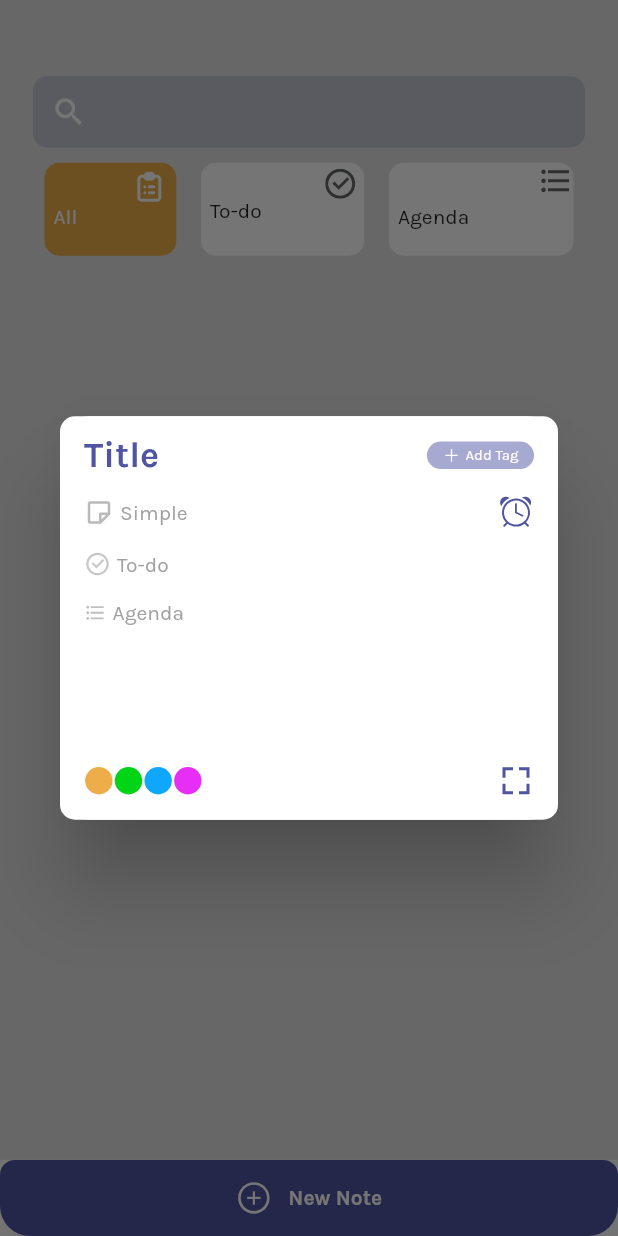
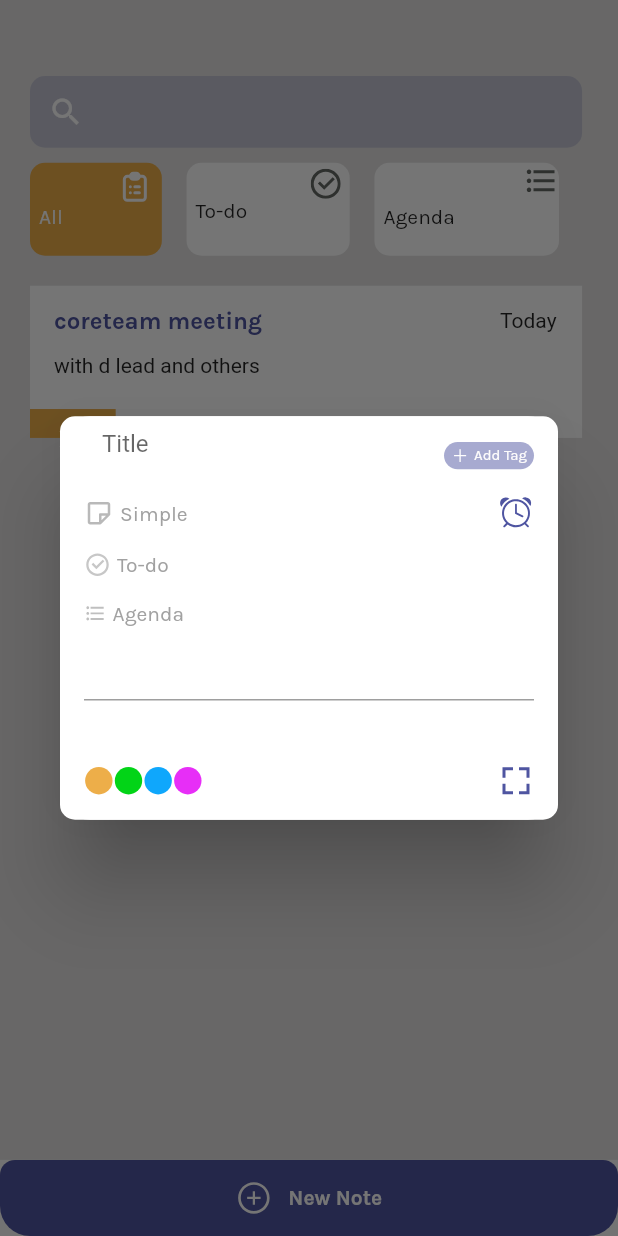
Before and after one commit to PRINCEISAH/Take-Note, a Flutter app: the screen it shows after launch, after a tap on "New Note", on a phone screen of 412 x 824 dp. Run offline on Flutter 3.47's test engine with Material 2 defaults, Android fonts, the phone set to English and light mode, and no system bars; our stand-ins replace flutter_svg, google_fonts, hive, hive_flutter; accounts and stored records are empty.

```diff
--- a/lib/Component/Create_Note.dart
+++ b/lib/Component/Create_Note.dart
@@ -1,13 +1,21 @@
 import 'package:flutter/material.dart';
 import 'package:flutter_svg/flutter_svg.dart';
 import 'package:google_fonts/google_fonts.dart';
+import 'package:provider/provider.dart';
 import 'package:todo/Color/Colors.dart';
+import 'package:todo/Component/FullCreatNote.dart';
+import 'package:todo/Model/model.dart';
 import 'package:todo/SizeConfig/SizeConfig.dart';
+import 'package:todo/provider/note_changeNotifier.dart';
 
 class CreateNote extends StatelessWidget {
+  TextEditingController titleController = TextEditingController();
+  TextEditingController textController = TextEditingController();
+
   @override
   Widget build(BuildContext context) {
     List<Color> BoxColors = [OrangeColor, GreenColor, lightBlue, PinkColor];
+    final prov = Provider.of<Note_Change_Notifier>(context);
     return Container(
       height: Getproprateheight(265),
       width: Getpropratewidth(335),
@@ -21,19 +29,40 @@ class CreateNote extends StatelessWidget {
             Row(
               mainAxisAlignment: MainAxisAlignment.spaceBetween,
               children: [
-                  Text(
-                    "Title",
-                    style: GoogleFonts.karla(
-                        color: BlueColor,
-                        fontWeight: FontWeight.bold,
-                        fontSize: 24),
+                Expanded(
+                  flex: 4,
+                  child: Container(
+                    height: Getproprateheight(28),
+                    child: TextField(
+                      controller: titleController,
+                      decoration: InputDecoration(
+                          hintText: 'Title',
+                          border:
+                              OutlineInputBorder(borderSide: BorderSide.none)),
                     ),
-                  Container(
+                  ),
+                ),
+                Expanded(
+                  child: Container(
                     height: Getproprateheight(18),
                     width: Getpropratewidth(65),
                     decoration: BoxDecoration(
                         color: SkyBlueTagColor,
                         borderRadius: BorderRadius.circular(10)),
+                    child: InkWell(
+                      onTap: () {
+                        Navigator.pop(context);
+                      },
+                      child: InkWell(
+                        onTap: () {
+                          prov.AddNotes(NoteModel(
+                              title: titleController.text,
+                              Text: textController.text));
+
+                          textController.clear();
+                          titleController.clear();
+                          Navigator.pop(context);
+                        },
                         child: Row(
                           mainAxisAlignment: MainAxisAlignment.center,
                           children: [
@@ -47,6 +76,9 @@ class CreateNote extends StatelessWidget {
                                   fontSize: 10, color: Color(0xffFDFCFC)),
                             )
                           ],
+                        ),
+                      ),
+                    ),
                   ),
                 )
               ],
@@ -75,7 +107,11 @@ class CreateNote extends StatelessWidget {
                     ],
                   ),
                 ),
-                  SvgPicture.asset("images/clock.svg")
+                InkWell(
+                    onTap: () {
+                      print("${prov.notes.length}");
+                    },
+                    child: SvgPicture.asset("images/clock.svg"))
               ],
             ),
             SizedBox(
@@ -120,6 +156,11 @@ class CreateNote extends StatelessWidget {
                 ],
               ),
             ),
+            Container(
+              child: TextField(
+                controller: textController,
+              ),
+            ),
             Spacer(),
             Padding(
               padding: const EdgeInsets.only(bottom: 14),
@@ -133,13 +174,22 @@ class CreateNote extends StatelessWidget {
                               color: BoxColors[index],
                             )),
                   ),
-                    SvgPicture.asset("images/fullbox.svg")
+                  InkWell(
+                    onTap: () {
+                      Navigator.push(context,
+                          MaterialPageRoute(builder: (_) => FullNote()));
+                      print("next");
+                    },
+                    child: Container(
+                        child: SvgPicture.asset("images/fullbox.svg")),
+                  )
                 ],
               ),
             )
           ],
         ),
-        ));
+      ),
+    );
   }
 }
 
--- /dev/null
+++ b/lib/Component/Createnew_note.dart
@@ -0,0 +1,11 @@
+import 'package:flutter/material.dart';
+import 'package:todo/Component/Create_Note.dart';
+
+class NewNOTE extends StatelessWidget {
+  @override
+  Widget build(BuildContext context) {
+    return Scaffold(
+      body: CreateNote(),
+    );
+  }
+}
--- /dev/null
+++ b/lib/Component/FullCreatNote.dart
@@ -0,0 +1,22 @@
+import 'package:flutter/material.dart';
+import 'package:todo/Component/Create_Note.dart';
+
+class FullNote extends StatelessWidget {
+  @override
+  Widget build(BuildContext context) {
+    return Scaffold(
+      body: FullNoteBody(),
+    );
+  }
+}
+
+class FullNoteBody extends StatelessWidget {
+  @override
+  Widget build(BuildContext context) {
+    return Container(
+      child: Column(
+        children: [CreateNote()],
+      ),
+    );
+  }
+}
--- /dev/null
+++ b/lib/Component/Note.dart
@@ -0,0 +1,50 @@
+import 'package:flutter/material.dart';
+import 'package:google_fonts/google_fonts.dart';
+import 'package:todo/Color/Colors.dart';
+import 'package:todo/SizeConfig/SizeConfig.dart';
+
+class Note extends StatelessWidget {
+  final String text;
+  final String title;
+
+  const Note({Key key, this.text, this.title}) : super(key: key);
+  @override
+  Widget build(BuildContext context) {
+    return Container(
+      color: Colors.white,
+      height: Getproprateheight(100),
+      width: Getpropratewidth(335),
+      child: Column(
+        crossAxisAlignment: CrossAxisAlignment.start,
+        children: [
+          Padding(
+            padding: const EdgeInsets.fromLTRB(16, 14, 17, 12),
+            child: Row(
+              mainAxisAlignment: MainAxisAlignment.spaceBetween,
+              children: [
+                Text(
+                  "${title}",
+                  style: GoogleFonts.karla(
+                      fontSize: 16,
+                      color: Color(0xff4F55A1),
+                      fontWeight: FontWeight.bold),
+                ),
+                Text("Today")
+              ],
+            ),
+          ),
+          Container(
+            margin: EdgeInsets.only(left: 16, right: 76),
+            child: Text("${text}"),
+          ),
+          Spacer(),
+          Container(
+            height: Getproprateheight(19),
+            width: Getpropratewidth(52),
+            decoration: BoxDecoration(color: OrangeColor),
+          )
+        ],
+      ),
+    );
+  }
+}
--- a/lib/HomePage/HomeScreen.dart
+++ b/lib/HomePage/HomeScreen.dart
@@ -1,9 +1,12 @@
 import 'package:flutter/material.dart';
+import 'package:provider/provider.dart';
 import 'package:todo/Color/Colors.dart';
 import 'package:todo/Component/Bottom_Sheet_add_note.dart';
 import 'package:todo/Component/Categories.dart';
+import 'package:todo/Component/Note.dart';
 import 'package:todo/Component/searchBox.dart';
 import 'package:todo/SizeConfig/SizeConfig.dart';
+import 'package:todo/provider/note_changeNotifier.dart';
 
 class HomeScreen extends StatelessWidget {
   @override
@@ -20,9 +23,13 @@ class HomeScreen extends StatelessWidget {
 class Screen extends StatelessWidget {
   @override
   Widget build(BuildContext context) {
+    var prov = Provider.of<Note_Change_Notifier>(context);
+
     return Container(
+      margin: EdgeInsets.symmetric(horizontal: 20),
       width: SizeConfig.screenWidth,
       child: Column(
+        crossAxisAlignment: CrossAxisAlignment.start,
         children: [
           SizedBox(
             height: Getproprateheight(50),
@@ -35,6 +42,24 @@ class Screen extends StatelessWidget {
           SizedBox(
             height: 20,
           ),
+          InkWell(
+            onTap: () {},
+            child: Note(
+              title: "coreteam meeting",
+              text: "with d lead and others",
+            ),
+          ),
+          Column(
+            children: List.generate(
+                prov.notes.length,
+                (index) => Padding(
+                      padding: const EdgeInsets.only(top: 20),
+                      child: Note(
+                        title: prov.notes[index].title,
+                        text: prov.notes[index].Text,
+                      ),
+                    )),
+          )
         ],
       ),
     );
--- /dev/null
+++ b/lib/Model/model.dart
@@ -0,0 +1,6 @@
+class NoteModel {
+  final title;
+  final Text;
+
+  NoteModel({this.title, this.Text});
+}
--- a/lib/main.dart
+++ b/lib/main.dart
@@ -2,11 +2,14 @@ import 'package:flutter/material.dart';
 import 'package:hive/hive.dart';
 import 'package:hive_flutter/hive_flutter.dart';
 import 'package:path_provider/path_provider.dart';
+import 'package:provider/provider.dart';
 import 'package:todo/HomePage/HomeScreen.dart';
+import 'package:todo/provider/note_changeNotifier.dart';
 
 void main() async {
   WidgetsFlutterBinding.ensureInitialized();
-  runApp(MyApp());
+  runApp(ChangeNotifierProvider(
+      create: (_) => Note_Change_Notifier(), child: MyApp()));
 }
 
 class MyApp extends StatelessWidget {
@@ -30,7 +33,6 @@ class HomePage extends StatefulWidget {
 
 class _HomePageState extends State<HomePage> {
   var phonenumber;
-
   TextEditingController controllerkey = TextEditingController();
   TextEditingController controllervalue = TextEditingController();
 
--- /dev/null
+++ b/lib/provider/note_changeNotifier.dart
@@ -0,0 +1,11 @@
+import 'package:flutter/material.dart';
+import 'package:todo/Model/model.dart';
+
+class Note_Change_Notifier extends ChangeNotifier {
+  List<NoteModel> _notes = [];
+
+  List<NoteModel> get notes => _notes;
+  void AddNotes(NoteModel model) {
+    _notes.add(model);
+  }
+}
--- a/pubspec.yaml
+++ b/pubspec.yaml
@@ -21,6 +21,7 @@ environment:
   sdk: ">=2.7.0 <3.0.0"
 
 dependencies:
+  provider:
   flutter_svg: ^0.19.0
   hive_flutter: ^0.3.1
   path_provider: ^1.6.14
```
Also changed, not shown: images/back.svg (added), images/carbon_overflow-menu-horizontal.svg (added), pubspec.lock. Lines whose indentation alone changed are shown as unchanged.
